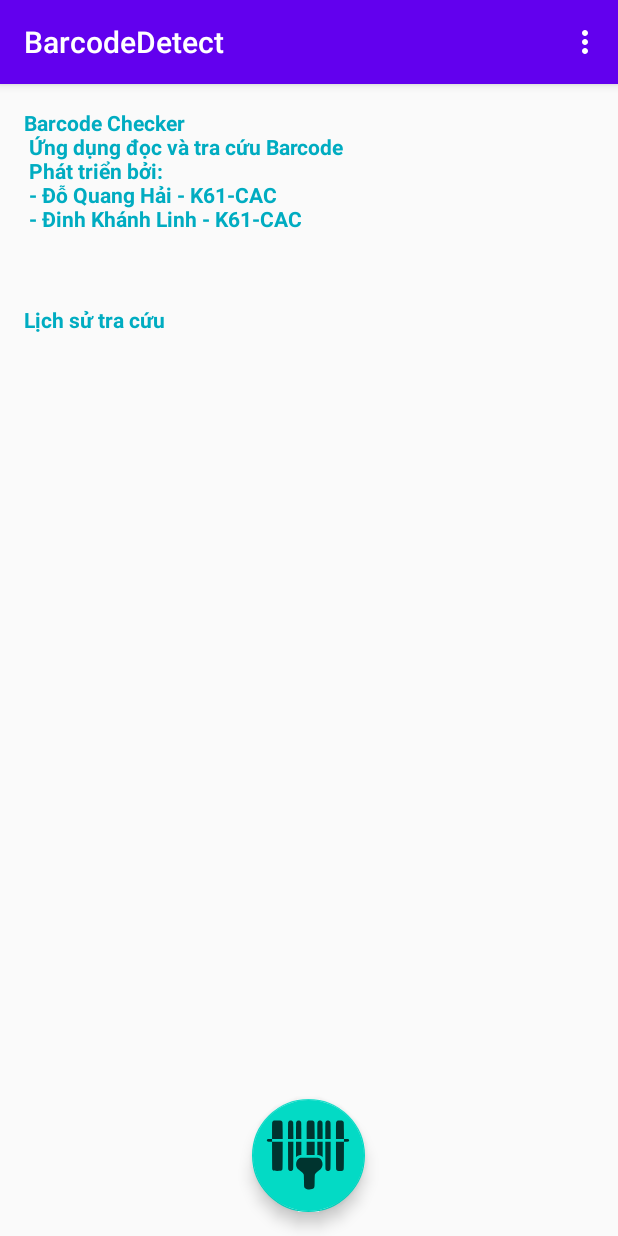
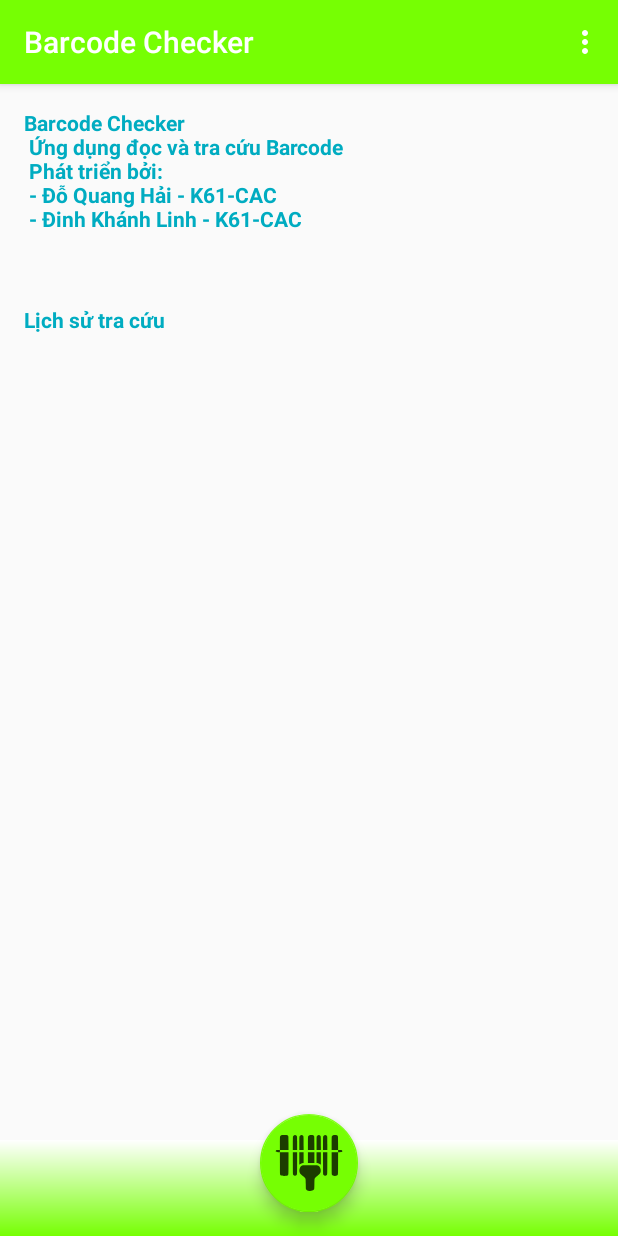
Before and after one commit to QuangHaiDo/Barcode_Detect, an Android app: the screen it shows after launch (MainActivity), on a phone screen of 412 x 824 dp. Run offline under Robolectric (Android 15) with nearby library versions, the phone set to English and light mode, and no system bars.

Commit message:
sua loi, sua giao dien

```diff
--- a/app/build.gradle
+++ b/app/build.gradle
@@ -38,7 +38,7 @@ dependencies {
     androidTestImplementation 'androidx.test.ext:junit:1.1.1'
     androidTestImplementation 'androidx.test.espresso:espresso-core:3.2.0'
     implementation fileTree(dir: 'libs', include: ['*.jar'])
-    api 'com.google.android.material:material:1.2.0-alpha06'
+    implementation 'com.google.android.material:material:1.2.0-alpha02'
 
     // google vision library
     implementation 'com.google.android.gms:play-services-vision:20.0.0'
--- a/app/src/main/java/common/BarcodeScanningProcessor.java
+++ b/app/src/main/java/common/BarcodeScanningProcessor.java
@@ -13,7 +13,6 @@
 // limitations under the License.
 package common;
 
-import android.content.Intent;
 import android.graphics.Bitmap;
 import androidx.annotation.NonNull;
 import androidx.annotation.Nullable;
--- a/app/src/main/java/common/CameraSource.java
+++ b/app/src/main/java/common/CameraSource.java
@@ -56,7 +56,7 @@ public class CameraSource {
   public static final int DEFAULT_REQUESTED_CAMERA_PREVIEW_WIDTH = 640;
   public static final int DEFAULT_REQUESTED_CAMERA_PREVIEW_HEIGHT = 360;
 
-  private static final String TAG = "MIDemoApp:CameraSource";
+  private static final String TAG = "HAIDD:CameraSource";
 
   /**
    * The dummy surface texture must be assigned a chosen name. Since we never use an OpenGL context,
--- a/app/src/main/java/common/CameraSourcePreview.java
+++ b/app/src/main/java/common/CameraSourcePreview.java
@@ -28,7 +28,7 @@ import java.io.IOException;
 
 /** Preview the camera image in the screen. */
 public class CameraSourcePreview extends ViewGroup {
-  private static final String TAG = "MIDemoApp:Preview";
+  private static final String TAG = "HAIDD:Preview";
 
   private final Context context;
   private final SurfaceView surfaceView;
--- /dev/null
+++ b/app/src/main/res/drawable/bottom_gradient_bar.xml
@@ -0,0 +1,11 @@
+<?xml version="1.0" encoding="utf-8"?>
+<shape
+    xmlns:android="http://schemas.android.com/apk/res/android"
+    android:shape="rectangle" >
+    <gradient
+        android:angle="90"
+        android:startColor="@color/colorPrimary"
+        android:endColor="@color/white"
+        android:type="linear" />
+
+</shape>
--- a/app/src/main/res/drawable/ic_scan_icon.xml
+++ b/app/src/main/res/drawable/ic_scan_icon.xml
@@ -1,17 +1,46 @@
-<vector android:alpha="0.76" android:height="1000dp"
-    android:viewportHeight="1000" android:viewportWidth="1000"
-    android:width="1000dp" xmlns:android="http://schemas.android.com/apk/res/android">
-    <path android:fillColor="#FF000000" android:pathData="M94.36,90.19c-8.52,2.58 -17.83,12.29 -20.41,21.2c-1.19,4.56 -1.98,43.4 -1.98,102.84l0,95.31l-26.75,0.79c-24.37,0.59 -26.95,0.99 -30.91,4.95c-5.75,5.75 -5.75,15.26 0,21c3.96,3.96 6.54,4.36 30.91,4.95l26.75,0.79l0.4,162.68c0.59,158.92 0.59,163.08 4.56,169.42c2.18,3.57 7.13,8.52 10.9,10.9c6.54,4.16 9.31,4.36 47.56,4.36c38.24,-0 41.02,-0.2 47.56,-4.36c3.76,-2.38 8.72,-7.33 10.9,-10.9c3.96,-6.34 3.96,-10.5 4.56,-169.62l0.4,-162.88l-63.41,-0L71.97,341.62l0,-15.85l0,-15.85l63.41,-0l63.61,-0l-0.59,-99.67c-0.59,-95.51 -0.79,-99.67 -4.56,-106.01c-2.18,-3.57 -7.13,-8.52 -10.9,-10.9c-6.34,-3.96 -9.71,-4.36 -44.58,-4.76C117.74,88.4 97.93,89 94.36,90.19z"/>
-    <path android:fillColor="#FF000000" android:pathData="M284.59,90.19c-8.52,2.58 -17.83,12.29 -20.41,21.2c-1.19,4.56 -1.98,43.4 -1.98,102.84l0,95.71l31.7,-0l31.9,-0l-0.59,-99.67c-0.59,-95.51 -0.79,-99.67 -4.56,-106.01C313.52,92.37 297.86,86.22 284.59,90.19z"/>
-    <path android:fillColor="#FF000000" android:pathData="M379.7,90.19c-8.52,2.58 -17.83,12.29 -20.41,21.2c-1.19,4.56 -1.98,43.4 -1.98,102.84l0,95.71l31.7,-0l31.9,-0l-0.59,-99.67c-0.59,-95.51 -0.79,-99.67 -4.56,-106.01C408.63,92.37 392.98,86.22 379.7,90.19z"/>
-    <path android:fillColor="#FF000000" android:pathData="M506.51,90.19c-8.52,2.58 -17.83,12.29 -20.41,21.2c-1.19,4.56 -1.98,43.4 -1.98,102.84l0,95.71l47.56,-0l47.75,-0l-0.59,-99.67c-0.6,-95.51 -0.79,-99.67 -4.56,-106.01c-7.33,-12.09 -15.06,-15.26 -39.63,-15.66C522.76,88.4 510.08,89 506.51,90.19z"/>
-    <path android:fillColor="#FF000000" android:pathData="M633.33,90.19c-8.52,2.58 -17.83,12.29 -20.41,21.2c-1.19,4.56 -1.98,43.4 -1.98,102.84l0,95.71l31.71,-0l31.9,-0l-0.59,-99.67c-0.59,-95.51 -0.79,-99.67 -4.56,-106.01C662.26,92.37 646.61,86.22 633.33,90.19z"/>
-    <path android:fillColor="#FF000000" android:pathData="M728.44,90.19c-8.52,2.58 -17.83,12.29 -20.41,21.2c-1.19,4.56 -1.98,43.4 -1.98,102.84l0,95.71l31.71,-0l31.9,-0l-0.59,-99.67c-0.59,-95.51 -0.79,-99.67 -4.56,-106.01C757.37,92.37 741.72,86.22 728.44,90.19z"/>
-    <path android:fillColor="#FF000000" android:pathData="M855.26,90.19c-8.52,2.58 -17.83,12.29 -20.41,21.2c-1.19,4.56 -1.98,43.4 -1.98,102.84l0,95.71l47.56,-0l47.55,-0l0,15.85l0,15.85l-47.55,-0l-47.56,-0l0.4,162.88c0.59,159.11 0.59,163.28 4.56,169.62c7.73,12.68 14.66,15.26 42.6,15.26c27.94,-0 34.87,-2.58 42.6,-15.26c3.96,-6.34 3.96,-10.5 4.56,-169.42l0.4,-162.68l26.75,-0.79c24.37,-0.59 26.95,-0.99 30.91,-4.95c2.78,-2.58 4.36,-6.74 4.36,-10.5s-1.58,-7.93 -4.36,-10.5c-3.96,-3.96 -6.54,-4.36 -30.91,-4.95l-26.55,-0.79l-0.6,-99.27c-0.59,-95.51 -0.79,-99.67 -4.56,-106.01c-7.33,-12.09 -15.06,-15.26 -39.63,-15.66C871.51,88.4 858.82,89 855.26,90.19z"/>
-    <path android:fillColor="#FF000000" android:pathData="M262.59,504.52c0.59,159.11 0.59,163.28 4.56,169.62c5.75,9.51 15.65,15.06 26.75,15.06c11.1,-0 21,-5.55 26.75,-15.06c3.96,-6.34 3.96,-10.5 4.56,-169.62l0.4,-162.88l-31.7,-0l-31.7,-0L262.59,504.52z"/>
-    <path android:fillColor="#FF000000" android:pathData="M357.31,433.98l0,92.14l8.52,-6.94c12.09,-9.91 29.33,-17.24 43.2,-18.43l11.69,-1.19L420.72,420.7l0,-79.06l-31.7,-0l-31.7,-0L357.32,433.98z"/>
-    <path android:fillColor="#FF000000" android:pathData="M484.12,420.9L484.12,500.16l47.56,-0l47.56,-0L579.24,420.9l0,-79.26l-47.56,-0l-47.56,-0L484.12,420.9z"/>
-    <path android:fillColor="#FF000000" android:pathData="M610.94,420.7L610.94,499.56l11.69,1.19c13.87,1.19 31.11,8.52 43.2,18.43l8.52,6.94l0,-92.14l0,-92.34l-31.7,-0l-31.71,-0L610.94,420.7z"/>
-    <path android:fillColor="#FF000000" android:pathData="M706.45,504.52c0.59,159.11 0.59,163.28 4.56,169.62c5.75,9.51 15.65,15.06 26.75,15.06s21,-5.55 26.75,-15.06c3.96,-6.34 3.96,-10.5 4.56,-169.62l0.4,-162.88l-31.7,-0l-31.71,-0L706.45,504.52z"/>
-    <path android:fillColor="#FF000000" android:pathData="M409.02,534.04c-4.56,0.79 -12.29,3.96 -17.04,6.54c-29.92,17.63 -43,70.34 -25.96,105.02c7.73,15.46 15.26,23.38 43,44.78c25.17,19.62 31.51,26.16 38.64,39.63c3.37,6.34 3.77,13.47 4.76,77.28c0.99,67.17 1.19,70.74 5.15,78.27c2.38,4.36 5.94,9.31 7.93,11.1c17.04,15.06 56.27,19.42 83.42,9.31c13.08,-4.75 19.42,-9.91 24.96,-20.01c4.16,-8.13 4.36,-10.7 5.35,-78.67c0.79,-45.97 1.78,-72.13 3.37,-75.3c5.15,-11.69 15.85,-22.59 39.83,-41.41c14.27,-10.9 28.54,-23.18 31.9,-27.35c21.6,-25.96 24.96,-62.42 9.11,-95.11c-7.53,-15.26 -17.64,-25.36 -31.9,-31.7c-7.13,-3.17 -16.84,-3.57 -110.77,-3.96C464.11,532.26 413.78,533.05 409.02,534.04z"/>
+<vector xmlns:android="http://schemas.android.com/apk/res/android"
+    android:width="30dp"
+    android:height="30dp"
+    android:alpha="0.76"
+    android:viewportWidth="1000"
+    android:viewportHeight="1000">
+    <path
+        android:fillColor="#FF000000"
+        android:pathData="M94.36,90.19c-8.52,2.58 -17.83,12.29 -20.41,21.2c-1.19,4.56 -1.98,43.4 -1.98,102.84l0,95.31l-26.75,0.79c-24.37,0.59 -26.95,0.99 -30.91,4.95c-5.75,5.75 -5.75,15.26 0,21c3.96,3.96 6.54,4.36 30.91,4.95l26.75,0.79l0.4,162.68c0.59,158.92 0.59,163.08 4.56,169.42c2.18,3.57 7.13,8.52 10.9,10.9c6.54,4.16 9.31,4.36 47.56,4.36c38.24,-0 41.02,-0.2 47.56,-4.36c3.76,-2.38 8.72,-7.33 10.9,-10.9c3.96,-6.34 3.96,-10.5 4.56,-169.62l0.4,-162.88l-63.41,-0L71.97,341.62l0,-15.85l0,-15.85l63.41,-0l63.61,-0l-0.59,-99.67c-0.59,-95.51 -0.79,-99.67 -4.56,-106.01c-2.18,-3.57 -7.13,-8.52 -10.9,-10.9c-6.34,-3.96 -9.71,-4.36 -44.58,-4.76C117.74,88.4 97.93,89 94.36,90.19z" />
+    <path
+        android:fillColor="#FF000000"
+        android:pathData="M284.59,90.19c-8.52,2.58 -17.83,12.29 -20.41,21.2c-1.19,4.56 -1.98,43.4 -1.98,102.84l0,95.71l31.7,-0l31.9,-0l-0.59,-99.67c-0.59,-95.51 -0.79,-99.67 -4.56,-106.01C313.52,92.37 297.86,86.22 284.59,90.19z" />
+    <path
+        android:fillColor="#FF000000"
+        android:pathData="M379.7,90.19c-8.52,2.58 -17.83,12.29 -20.41,21.2c-1.19,4.56 -1.98,43.4 -1.98,102.84l0,95.71l31.7,-0l31.9,-0l-0.59,-99.67c-0.59,-95.51 -0.79,-99.67 -4.56,-106.01C408.63,92.37 392.98,86.22 379.7,90.19z" />
+    <path
+        android:fillColor="#FF000000"
+        android:pathData="M506.51,90.19c-8.52,2.58 -17.83,12.29 -20.41,21.2c-1.19,4.56 -1.98,43.4 -1.98,102.84l0,95.71l47.56,-0l47.75,-0l-0.59,-99.67c-0.6,-95.51 -0.79,-99.67 -4.56,-106.01c-7.33,-12.09 -15.06,-15.26 -39.63,-15.66C522.76,88.4 510.08,89 506.51,90.19z" />
+    <path
+        android:fillColor="#FF000000"
+        android:pathData="M633.33,90.19c-8.52,2.58 -17.83,12.29 -20.41,21.2c-1.19,4.56 -1.98,43.4 -1.98,102.84l0,95.71l31.71,-0l31.9,-0l-0.59,-99.67c-0.59,-95.51 -0.79,-99.67 -4.56,-106.01C662.26,92.37 646.61,86.22 633.33,90.19z" />
+    <path
+        android:fillColor="#FF000000"
+        android:pathData="M728.44,90.19c-8.52,2.58 -17.83,12.29 -20.41,21.2c-1.19,4.56 -1.98,43.4 -1.98,102.84l0,95.71l31.71,-0l31.9,-0l-0.59,-99.67c-0.59,-95.51 -0.79,-99.67 -4.56,-106.01C757.37,92.37 741.72,86.22 728.44,90.19z" />
+    <path
+        android:fillColor="#FF000000"
+        android:pathData="M855.26,90.19c-8.52,2.58 -17.83,12.29 -20.41,21.2c-1.19,4.56 -1.98,43.4 -1.98,102.84l0,95.71l47.56,-0l47.55,-0l0,15.85l0,15.85l-47.55,-0l-47.56,-0l0.4,162.88c0.59,159.11 0.59,163.28 4.56,169.62c7.73,12.68 14.66,15.26 42.6,15.26c27.94,-0 34.87,-2.58 42.6,-15.26c3.96,-6.34 3.96,-10.5 4.56,-169.42l0.4,-162.68l26.75,-0.79c24.37,-0.59 26.95,-0.99 30.91,-4.95c2.78,-2.58 4.36,-6.74 4.36,-10.5s-1.58,-7.93 -4.36,-10.5c-3.96,-3.96 -6.54,-4.36 -30.91,-4.95l-26.55,-0.79l-0.6,-99.27c-0.59,-95.51 -0.79,-99.67 -4.56,-106.01c-7.33,-12.09 -15.06,-15.26 -39.63,-15.66C871.51,88.4 858.82,89 855.26,90.19z" />
+    <path
+        android:fillColor="#FF000000"
+        android:pathData="M262.59,504.52c0.59,159.11 0.59,163.28 4.56,169.62c5.75,9.51 15.65,15.06 26.75,15.06c11.1,-0 21,-5.55 26.75,-15.06c3.96,-6.34 3.96,-10.5 4.56,-169.62l0.4,-162.88l-31.7,-0l-31.7,-0L262.59,504.52z" />
+    <path
+        android:fillColor="#FF000000"
+        android:pathData="M357.31,433.98l0,92.14l8.52,-6.94c12.09,-9.91 29.33,-17.24 43.2,-18.43l11.69,-1.19L420.72,420.7l0,-79.06l-31.7,-0l-31.7,-0L357.32,433.98z" />
+    <path
+        android:fillColor="#FF000000"
+        android:pathData="M484.12,420.9L484.12,500.16l47.56,-0l47.56,-0L579.24,420.9l0,-79.26l-47.56,-0l-47.56,-0L484.12,420.9z" />
+    <path
+        android:fillColor="#FF000000"
+        android:pathData="M610.94,420.7L610.94,499.56l11.69,1.19c13.87,1.19 31.11,8.52 43.2,18.43l8.52,6.94l0,-92.14l0,-92.34l-31.7,-0l-31.71,-0L610.94,420.7z" />
+    <path
+        android:fillColor="#FF000000"
+        android:pathData="M706.45,504.52c0.59,159.11 0.59,163.28 4.56,169.62c5.75,9.51 15.65,15.06 26.75,15.06s21,-5.55 26.75,-15.06c3.96,-6.34 3.96,-10.5 4.56,-169.62l0.4,-162.88l-31.7,-0l-31.71,-0L706.45,504.52z" />
+    <path
+        android:fillColor="#FF000000"
+        android:pathData="M409.02,534.04c-4.56,0.79 -12.29,3.96 -17.04,6.54c-29.92,17.63 -43,70.34 -25.96,105.02c7.73,15.46 15.26,23.38 43,44.78c25.17,19.62 31.51,26.16 38.64,39.63c3.37,6.34 3.77,13.47 4.76,77.28c0.99,67.17 1.19,70.74 5.15,78.27c2.38,4.36 5.94,9.31 7.93,11.1c17.04,15.06 56.27,19.42 83.42,9.31c13.08,-4.75 19.42,-9.91 24.96,-20.01c4.16,-8.13 4.36,-10.7 5.35,-78.67c0.79,-45.97 1.78,-72.13 3.37,-75.3c5.15,-11.69 15.85,-22.59 39.83,-41.41c14.27,-10.9 28.54,-23.18 31.9,-27.35c21.6,-25.96 24.96,-62.42 9.11,-95.11c-7.53,-15.26 -17.64,-25.36 -31.9,-31.7c-7.13,-3.17 -16.84,-3.57 -110.77,-3.96C464.11,532.26 413.78,533.05 409.02,534.04z" />
 </vector>
--- a/app/src/main/res/layout/activity_main.xml
+++ b/app/src/main/res/layout/activity_main.xml
@@ -25,11 +25,26 @@
     <include layout="@layout/content_main" />
 
     <com.google.android.material.floatingactionbutton.FloatingActionButton
+        android:id="@+id/ic_scan_code"
         android:layout_width="wrap_content"
         android:layout_height="wrap_content"
         android:layout_gravity="bottom|center"
         android:layout_margin="16dp"
         android:src="@drawable/ic_scan_icon"
-        app:fabCustomSize="75dp"
-        android:id="@+id/ic_scan_code"/>
+        app:fabCustomSize="65dp"
+        app:layout_anchor="@+id/relativeLayout"
+        app:layout_anchorGravity="top|center" />
+
+    <RelativeLayout
+        android:id="@+id/relativeLayout"
+        android:layout_width="match_parent"
+        android:layout_gravity="bottom"
+        android:layout_height="@dimen/top_action_bar_height"
+        android:background="@drawable/bottom_gradient_bar"
+        android:paddingStart="@dimen/top_action_bar_padding_horizontal"
+        android:paddingEnd="@dimen/top_action_bar_padding_horizontal"
+        app:layout_constraintEnd_toEndOf="parent"
+        app:layout_constraintStart_toStartOf="parent"
+        app:layout_constraintTop_toTopOf="parent">
+    </RelativeLayout>
 </androidx.coordinatorlayout.widget.CoordinatorLayout>
--- a/app/src/main/res/layout/scan_activity.xml
+++ b/app/src/main/res/layout/scan_activity.xml
@@ -15,6 +15,7 @@
             android:layout_width="match_parent"
             android:layout_height="match_parent" />
     </common.CameraSourcePreview>
+
     <include
         layout="@layout/top_action_bar_in_live_camera"
         android:layout_width="match_parent"
--- a/app/src/main/res/values/colors.xml
+++ b/app/src/main/res/values/colors.xml
@@ -1,8 +1,8 @@
 <?xml version="1.0" encoding="utf-8"?>
 <resources>
-    <color name="colorPrimary">#6200EE</color>
-    <color name="colorPrimaryDark">#3700B3</color>
-    <color name="colorAccent">#03DAC5</color>
+    <color name="colorPrimary">#76ff03</color>
+    <color name="colorPrimaryDark">#32cb00</color>
+    <color name="colorAccent">#76ff03</color>
     <color name="transparent">#00000000</color>
     <color name="white">#FFFFFFFF</color>
     <color name="yellow">#FFFF00</color>
--- a/app/src/main/res/values/dimens.xml
+++ b/app/src/main/res/values/dimens.xml
@@ -2,7 +2,7 @@
 <resources xmlns:tools="http://schemas.android.com/tools">
     <!-- Default screen margins, per the Android Design guidelines. -->
     <dimen name="fab_margin">16dp</dimen>
-    <dimen name="design_fab_image_size" tools:override="true">56dp</dimen>
+    <dimen name="design_fab_image_size" tools:override="true">45dp</dimen>
 
     <dimen name="top_action_bar_padding_horizontal">8dp</dimen>
     <dimen name="top_action_bar_height">64dp</dimen>
--- a/app/src/main/res/values/strings.xml
+++ b/app/src/main/res/values/strings.xml
@@ -1,5 +1,5 @@
 <resources>
-    <string name="app_name">BarcodeDetect</string>
+    <string name="app_name">Barcode Checker</string>
 
     <!-- TODO: Remove or change this placeholder text -->
     <string name="hello_blank_fragment">Hello blank fragment</string>
```
Also changed, not shown: app/src/main/java/com/example/barcodedetect/ScanActivity.java (+17 -0 lines), app/src/main/res/layout/scan_activity_element.xml (+1 -30 lines).
